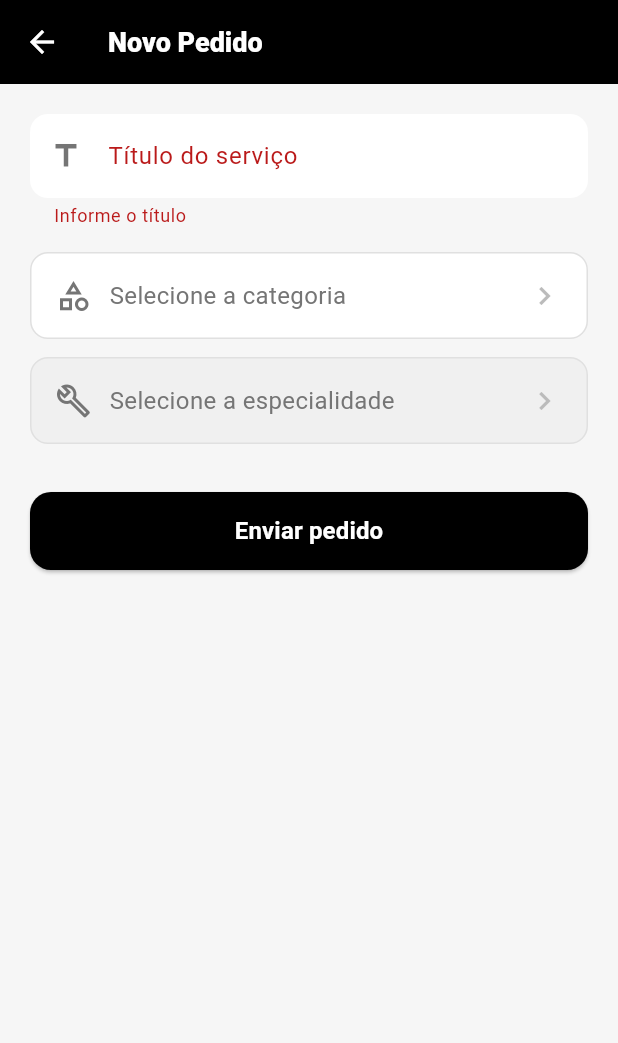
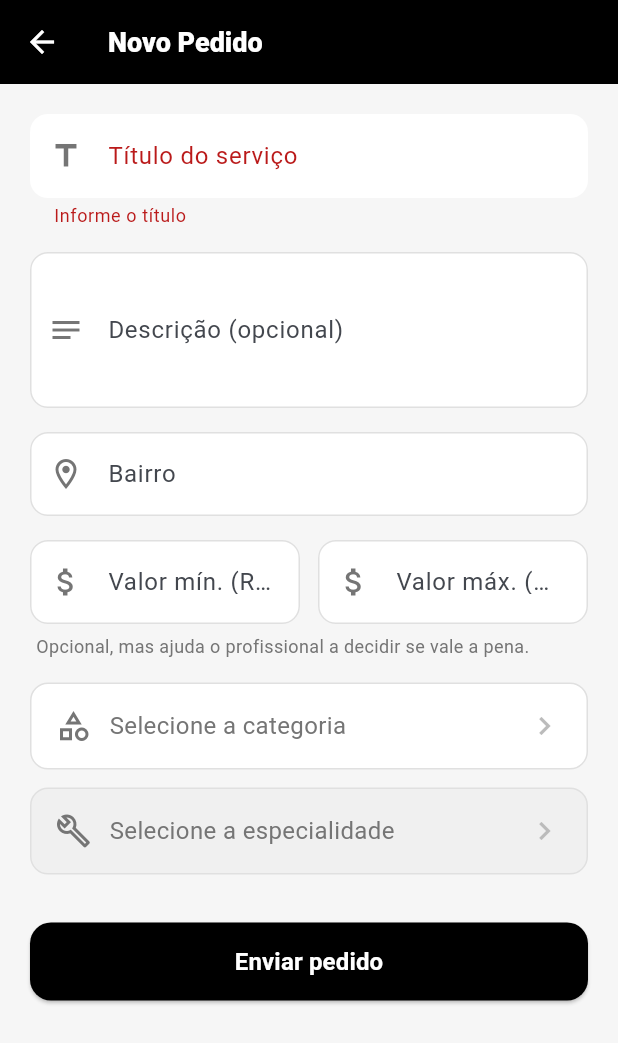
Before and after one commit to antonioj645-droid/ConectaPro, a Flutter app: the NovoPedidoPage screen opened directly, after a tap on "Enviar pedido", on a phone screen of 412 x 824 dp. Shown: the top 1043 px of the screen. Run offline on Flutter 3.47's test engine with Material 3 defaults, Android fonts, the phone set to English and light mode, and no system bars; our stand-ins replace cloud_firestore, firebase_auth, firebase_core, firebase_messaging, fl_chart, flutter_local_notifications and 6 more; accounts and stored records are empty.

Commit message:
Adiciona descricao, bairro e valor estimado no formulario de novo pedido

```diff
--- a/lib/pages/novo_pedido_page.dart
+++ b/lib/pages/novo_pedido_page.dart
@@ -19,8 +19,12 @@ class _NovoPedidoPageState extends State<NovoPedidoPage> {
   static const _white = Color(0xFFFFFFFF);
   static const _accent = Color(0xFF276EF1);
 
-  final _formKey    = GlobalKey<FormState>();
-  final _tituloCtrl = TextEditingController();
+  final _formKey       = GlobalKey<FormState>();
+  final _tituloCtrl    = TextEditingController();
+  final _descricaoCtrl = TextEditingController();
+  final _bairroCtrl    = TextEditingController();
+  final _valorMinCtrl  = TextEditingController();
+  final _valorMaxCtrl  = TextEditingController();
 
   bool _carregando = false;
   String? _categoriaSelecionada;
@@ -130,6 +134,10 @@ class _NovoPedidoPageState extends State<NovoPedidoPage> {
   @override
   void dispose() {
     _tituloCtrl.dispose();
+    _descricaoCtrl.dispose();
+    _bairroCtrl.dispose();
+    _valorMinCtrl.dispose();
+    _valorMaxCtrl.dispose();
     super.dispose();
   }
 
@@ -146,6 +154,24 @@ class _NovoPedidoPageState extends State<NovoPedidoPage> {
       return;
     }
 
+    // Valida faixa de valor estimado, se preenchida
+    double? valorMin;
+    double? valorMax;
+    if (_valorMinCtrl.text.trim().isNotEmpty || _valorMaxCtrl.text.trim().isNotEmpty) {
+      valorMin = double.tryParse(_valorMinCtrl.text.trim().replaceAll(',', '.'));
+      valorMax = double.tryParse(_valorMaxCtrl.text.trim().replaceAll(',', '.'));
+      if (valorMin == null || valorMax == null) {
+        ScaffoldMessenger.of(context).showSnackBar(
+          const SnackBar(content: Text('Informe valores válidos para a faixa estimada')));
+        return;
+      }
+      if (valorMax < valorMin) {
+        ScaffoldMessenger.of(context).showSnackBar(
+          const SnackBar(content: Text('O valor máximo deve ser maior ou igual ao mínimo')));
+        return;
+      }
+    }
+
     setState(() => _carregando = true);
     try {
       final user = FirebaseAuth.instance.currentUser;
@@ -159,8 +185,13 @@ class _NovoPedidoPageState extends State<NovoPedidoPage> {
       final docRef = await FirebaseFirestore.instance.collection('requests').add({
         'clienteId':    user.uid,
         'titulo':       _tituloCtrl.text.trim(),
+        'descricao':    _descricaoCtrl.text.trim(),
         'categoria':    _categoriaSelecionada,
         'subcategoria': _subcategoriaSelecionada,
+        'bairro':       _bairroCtrl.text.trim(),
+        'valorEstimadoMin': valorMin,
+        'valorEstimadoMax': valorMax,
+        'visualizacoes': 0,
         'status':       'aberto',
         'criadoEm':     FieldValue.serverTimestamp(),
         'providerId':   null,
@@ -283,6 +314,29 @@ class _NovoPedidoPageState extends State<NovoPedidoPage> {
     }
   }
 
+  InputDecoration _decoracaoPadrao({
+    required String label,
+    required String hint,
+    required IconData icone,
+  }) {
+    return InputDecoration(
+      labelText: label,
+      hintText: hint,
+      prefixIcon: Icon(icone, color: const Color(0xFF757575)),
+      filled: true,
+      fillColor: Colors.white,
+      border: OutlineInputBorder(
+        borderRadius: BorderRadius.circular(12),
+        borderSide: BorderSide.none),
+      enabledBorder: OutlineInputBorder(
+        borderRadius: BorderRadius.circular(12),
+        borderSide: const BorderSide(color: Color(0xFFE0E0E0))),
+      focusedBorder: OutlineInputBorder(
+        borderRadius: BorderRadius.circular(12),
+        borderSide: const BorderSide(color: _accent, width: 2)),
+    );
+  }
+
   @override
   Widget build(BuildContext context) {
     return Scaffold(
@@ -305,21 +359,73 @@ class _NovoPedidoPageState extends State<NovoPedidoPage> {
               controller: _tituloCtrl,
               validator: (v) => (v == null || v.trim().isEmpty)
                   ? 'Informe o título' : null,
-              decoration: InputDecoration(
-                labelText: 'Título do serviço',
-                hintText: 'Ex: Trocar tomada na sala',
-                prefixIcon: const Icon(Icons.title, color: Color(0xFF757575)),
-                filled: true,
-                fillColor: Colors.white,
-                border: OutlineInputBorder(
-                  borderRadius: BorderRadius.circular(12),
-                  borderSide: BorderSide.none),
-                enabledBorder: OutlineInputBorder(
-                  borderRadius: BorderRadius.circular(12),
-                  borderSide: const BorderSide(color: Color(0xFFE0E0E0))),
-                focusedBorder: OutlineInputBorder(
-                  borderRadius: BorderRadius.circular(12),
-                  borderSide: const BorderSide(color: _accent, width: 2)),
+              decoration: _decoracaoPadrao(
+                label: 'Título do serviço',
+                hint: 'Ex: Trocar tomada na sala',
+                icone: Icons.title,
+              ),
+            ),
+
+            const SizedBox(height: 16),
+
+            // DESCRIÇÃO
+            TextFormField(
+              controller: _descricaoCtrl,
+              maxLines: 3,
+              decoration: _decoracaoPadrao(
+                label: 'Descrição (opcional)',
+                hint: 'Detalhe o que precisa ser feito',
+                icone: Icons.notes,
+              ),
+            ),
+
+            const SizedBox(height: 16),
+
+            // BAIRRO
+            TextFormField(
+              controller: _bairroCtrl,
+              decoration: _decoracaoPadrao(
+                label: 'Bairro',
+                hint: 'Ex: Centro',
+                icone: Icons.location_on_outlined,
+              ),
+            ),
+
+            const SizedBox(height: 16),
+
+            // FAIXA DE VALOR ESTIMADO
+            Row(
+              children: [
+                Expanded(
+                  child: TextFormField(
+                    controller: _valorMinCtrl,
+                    keyboardType: const TextInputType.numberWithOptions(decimal: true),
+                    decoration: _decoracaoPadrao(
+                      label: 'Valor mín. (R\$)',
+                      hint: 'Ex: 80',
+                      icone: Icons.attach_money,
+                    ),
+                  ),
+                ),
+                const SizedBox(width: 12),
+                Expanded(
+                  child: TextFormField(
+                    controller: _valorMaxCtrl,
+                    keyboardType: const TextInputType.numberWithOptions(decimal: true),
+                    decoration: _decoracaoPadrao(
+                      label: 'Valor máx. (R\$)',
+                      hint: 'Ex: 150',
+                      icone: Icons.attach_money,
+                    ),
+                  ),
+                ),
+              ],
+            ),
+            const Padding(
+              padding: EdgeInsets.only(top: 6, left: 4),
+              child: Text(
+                'Opcional, mas ajuda o profissional a decidir se vale a pena.',
+                style: TextStyle(fontSize: 12, color: Color(0xFF757575)),
               ),
             ),
 
```
